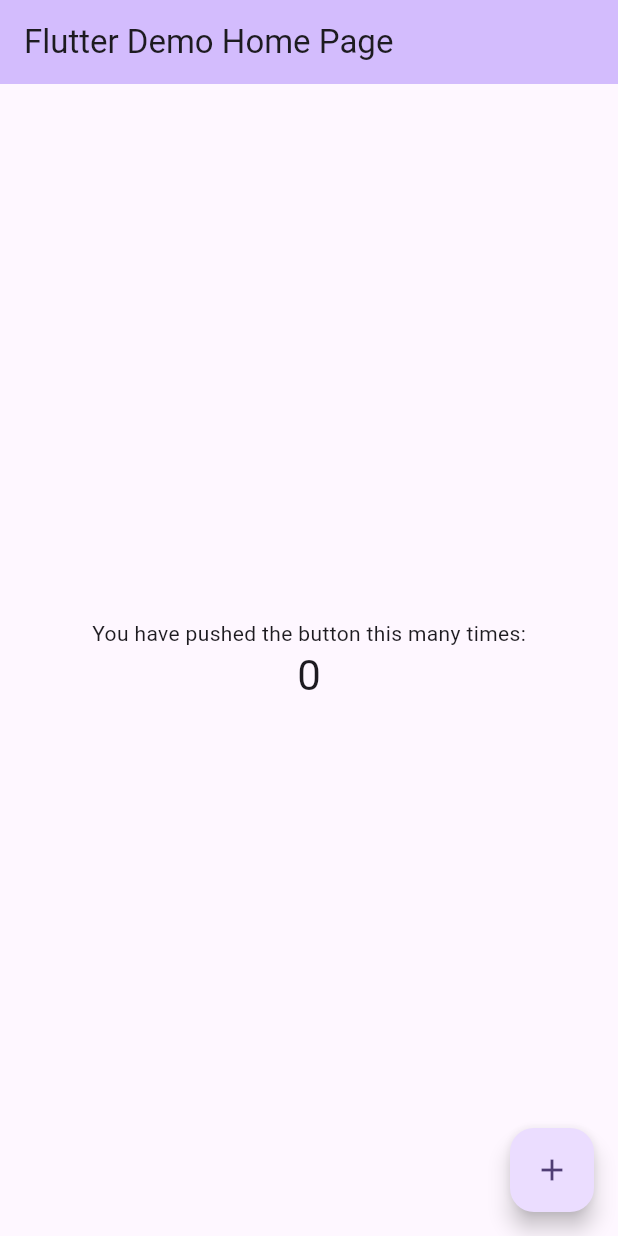
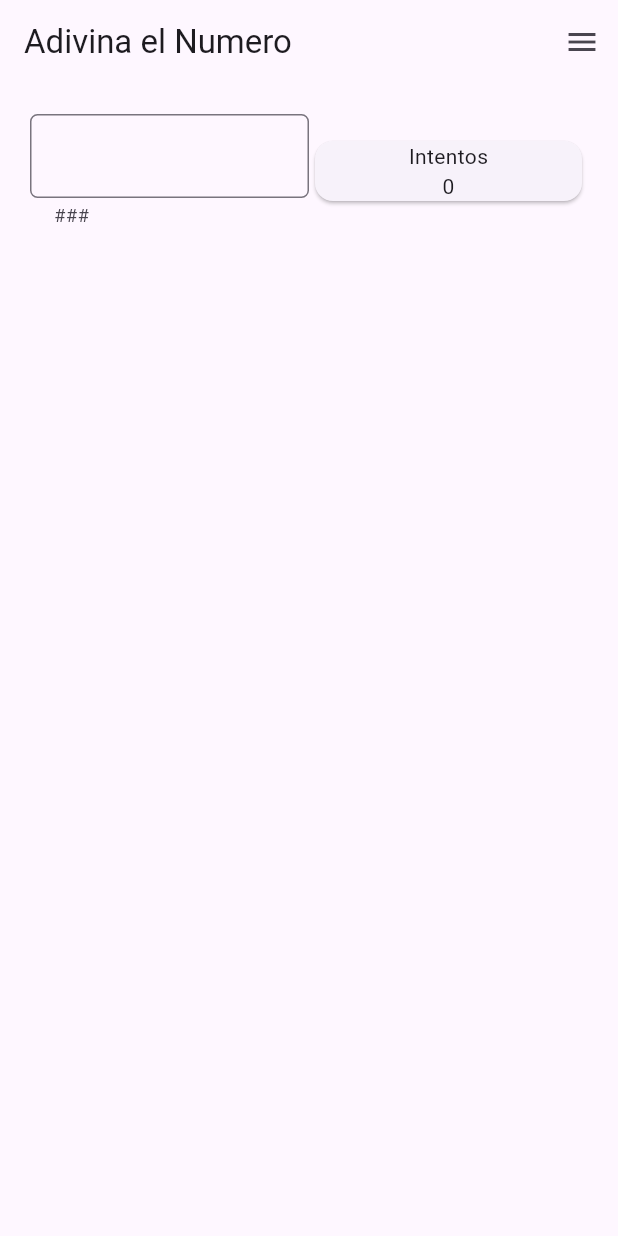
Before and after one commit to Alejano/AdivinaElNumero-Desafio, a Flutter app: the screen it shows after launch, on a phone screen of 412 x 824 dp. Run offline on Flutter 3.47's test engine with Material 3 defaults, Android fonts, the phone set to English and light mode, and no system bars.

Commit message:
se crea la arquitectura del juego, utilizando provider y MVC

```diff
--- a/lib/main.dart
+++ b/lib/main.dart
@@ -1,4 +1,7 @@
+import 'package:adivina_numero_desafio/providers/NumerosProvider.dart';
 import 'package:flutter/material.dart';
+import 'package:provider/provider.dart';
+import 'package:adivina_numero_desafio/views/Home.dart';
 
 void main() {
   runApp(const MyApp());
@@ -10,116 +13,15 @@
   // This widget is the root of your application.
   @override
   Widget build(BuildContext context) {
-    return MaterialApp(
-      title: 'Flutter Demo',
-      theme: ThemeData(
-        // This is the theme of your application.
-        //
-        // TRY THIS: Try running your application with "flutter run". You'll see
-        // the application has a purple toolbar. Then, without quitting the app,
-        // try changing the seedColor in the colorScheme below to Colors.green
-        // and then invoke "hot reload" (save your changes or press the "hot
-        // reload" button in a Flutter-supported IDE, or press "r" if you used
-        // the command line to start the app).
-        //
-        // Notice that the counter didn't reset back to zero; the application
-        // state is not lost during the reload. To reset the state, use hot
-        // restart instead.
-        //
-        // This works for code too, not just values: Most code changes can be
-        // tested with just a hot reload.
-        colorScheme: ColorScheme.fromSeed(seedColor: Colors.deepPurple),
-        useMaterial3: true,
-      ),
-      home: const MyHomePage(title: 'Flutter Demo Home Page'),
-    );
+
+    return MultiProvider(providers: [
+        ChangeNotifierProvider(create: (_) => NumerosProvider())
+
+      ],
+      child:MaterialApp(
+        home: const Home(),
+        initialRoute: Home.id,
+      )
+  );
   }
 }
-
-class MyHomePage extends StatefulWidget {
-  const MyHomePage({super.key, required this.title});
-
-  // This widget is the home page of your application. It is stateful, meaning
-  // that it has a State object (defined below) that contains fields that affect
-  // how it looks.
-
-  // This class is the configuration for the state. It holds the values (in this
-  // case the title) provided by the parent (in this case the App widget) and
-  // used by the build method of the State. Fields in a Widget subclass are
-  // always marked "final".
-
-  final String title;
-
-  @override
-  State<MyHomePage> createState() => _MyHomePageState();
-}
-
-class _MyHomePageState extends State<MyHomePage> {
-  int _counter = 0;
-
-  void _incrementCounter() {
-    setState(() {
-      // This call to setState tells the Flutter framework that something has
-      // changed in this State, which causes it to rerun the build method below
-      // so that the display can reflect the updated values. If we changed
-      // _counter without calling setState(), then the build method would not be
-      // called again, and so nothing would appear to happen.
-      _counter++;
-    });
-  }
-
-  @override
-  Widget build(BuildContext context) {
-    // This method is rerun every time setState is called, for instance as done
-    // by the _incrementCounter method above.
-    //
-    // The Flutter framework has been optimized to make rerunning build methods
-    // fast, so that you can just rebuild anything that needs updating rather
-    // than having to individually change instances of widgets.
-    return Scaffold(
-      appBar: AppBar(
-        // TRY THIS: Try changing the color here to a specific color (to
-        // Colors.amber, perhaps?) and trigger a hot reload to see the AppBar
-        // change color while the other colors stay the same.
-        backgroundColor: Theme.of(context).colorScheme.inversePrimary,
-        // Here we take the value from the MyHomePage object that was created by
-        // the App.build method, and use it to set our appbar title.
-        title: Text(widget.title),
-      ),
-      body: Center(
-        // Center is a layout widget. It takes a single child and positions it
-        // in the middle of the parent.
-        child: Column(
-          // Column is also a layout widget. It takes a list of children and
-          // arranges them vertically. By default, it sizes itself to fit its
-          // children horizontally, and tries to be as tall as its parent.
-          //
-          // Column has various properties to control how it sizes itself and
-          // how it positions its children. Here we use mainAxisAlignment to
-          // center the children vertically; the main axis here is the vertical
-          // axis because Columns are vertical (the cross axis would be
-          // horizontal).
-          //
-          // TRY THIS: Invoke "debug painting" (choose the "Toggle Debug Paint"
-          // action in the IDE, or press "p" in the console), to see the
-          // wireframe for each widget.
-          mainAxisAlignment: MainAxisAlignment.center,
-          children: <Widget>[
-            const Text(
-              'You have pushed the button this many times:',
-            ),
-            Text(
-              '$_counter',
-              style: Theme.of(context).textTheme.headlineMedium,
-            ),
-          ],
-        ),
-      ),
-      floatingActionButton: FloatingActionButton(
-        onPressed: _incrementCounter,
-        tooltip: 'Increment',
-        child: const Icon(Icons.add),
-      ), // This trailing comma makes auto-formatting nicer for build methods.
-    );
-  }
-}
--- /dev/null
+++ b/lib/models/Historial.dart
@@ -0,0 +1,8 @@
+
+class Historial{
+  int numero;
+  bool estado;
+
+  Historial({required this.numero,required this.estado});
+
+}
--- /dev/null
+++ b/lib/providers/NumerosProvider.dart
@@ -0,0 +1,13 @@
+import 'package:adivina_numero_desafio/models/Historial.dart';
+import 'package:flutter/cupertino.dart';
+
+class NumerosProvider extends ChangeNotifier{
+
+  final List<Historial?> _numeros = [];
+
+  List<Historial?> get getListXFile => _numeros;
+
+  addNumero(Historial numero){
+    _numeros.add(numero);
+  }
+}
--- /dev/null
+++ b/lib/views/Home.dart
@@ -0,0 +1,70 @@
+import 'package:flutter/cupertino.dart';
+import 'package:flutter/material.dart';
+import 'package:flutter/widgets.dart';
+
+
+
+class Home extends StatefulWidget {
+  static String id = "Home";
+  const Home({super.key});
+
+  @override
+  State<Home> createState() => _HomeState();
+}
+
+class _HomeState extends State<Home> {
+  @override
+  Widget build(BuildContext context) {
+    return Scaffold(
+      appBar: buildBar(context),
+      body: SingleChildScrollView(
+        child: Column(
+          mainAxisAlignment: MainAxisAlignment.center,
+          children: [
+            Padding(
+              padding: const EdgeInsets.all(20),
+              child: Row(
+                children: [
+                  Expanded(
+                    child: TextField(
+                      onChanged: (e){
+
+                      },
+                      decoration: const InputDecoration(
+                        helperText: "###",
+                        border: OutlineInputBorder(
+                          borderRadius: BorderRadius.all(Radius.circular(5)),
+                        )
+                      ),
+                    ),
+                  ),
+                  const Expanded(
+                    child: Card(
+                      child: Column(
+                        children: [
+                          Text("Intentos"),
+                          Text("0")
+                        ],
+                      ),
+                    ),
+                  )
+                ],
+              ),
+            )
+          ],
+        ),
+      ),
+    );
+  }
+}
+
+
+
+PreferredSizeWidget buildBar(BuildContext context) {
+  return AppBar(
+    title: const Text("Adivina el Numero"),
+    actions: [
+      IconButton(onPressed: (){}, icon: const Icon(Icons.menu)),
+    ],
+  );
+}
--- a/pubspec.yaml
+++ b/pubspec.yaml
@@ -30,6 +30,7 @@ environment:
 dependencies:
   flutter:
     sdk: flutter
+  provider: ^6.1.2
 
 
   # The following adds the Cupertino Icons font to your application.
```
Also changed, not shown: lib/controllers/HomeController.dart (added), pubspec.lock.
